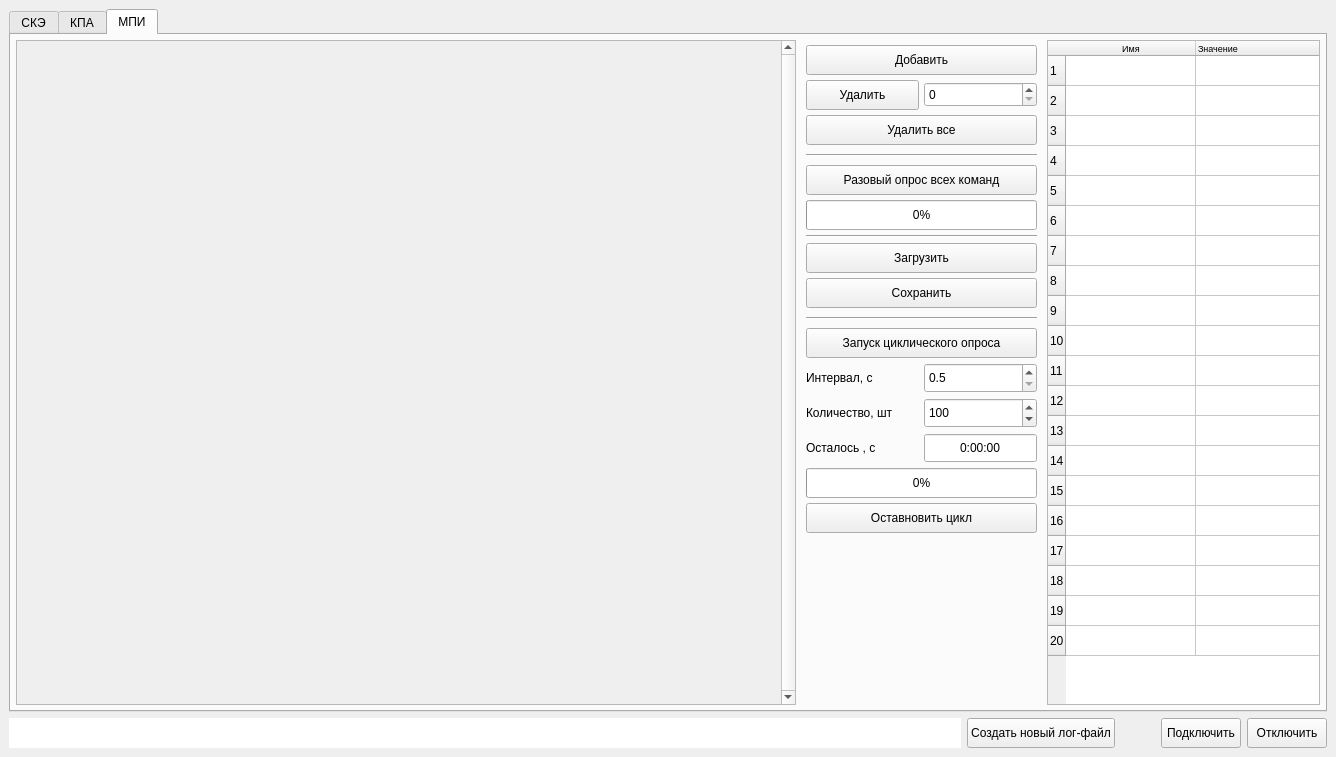
This is main_win.ui in a-styuf/kpa_be_ske_lr as Qt 5 draws it before an edit. The edited form follows.
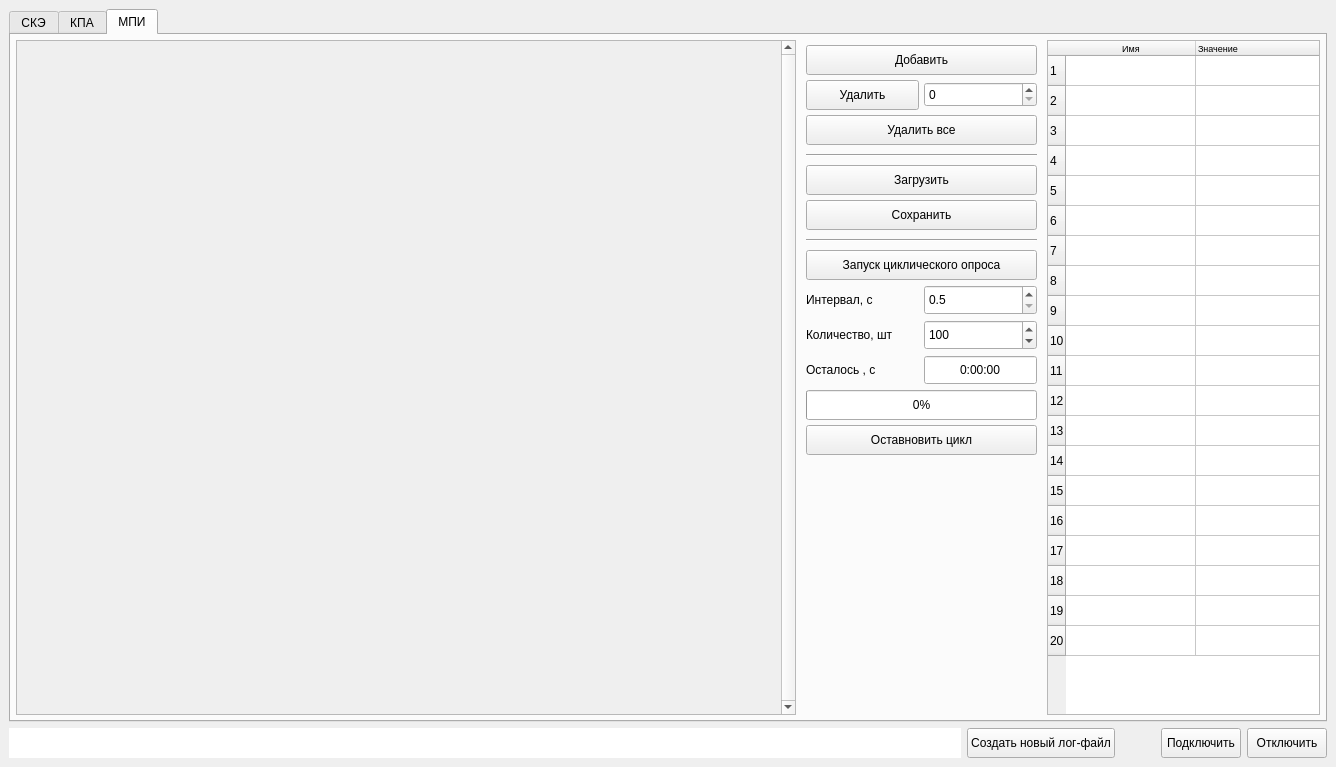
This is the edited form. The open tabs and pages were chosen to show the change.

Commit message: Переделан формат сохранения логов:   - все типы логов сохраняются в отдельную папку с датой и временем;   - Лог АЦП имеет расширение файла *.csv.   - Введена проверка CRC16 для лога МКО.   - Убрана возможность разового прохода по набору МКО-юнитов (дублируется с циклическим опросом)

```diff
--- a/main_win.ui
+++ b/main_win.ui
@@ -7,7 +7,7 @@
     <x>0</x>
     <y>0</y>
     <width>1336</width>
-    <height>757</height>
+    <height>767</height>
    </rect>
   </property>
   <property name="windowTitle">
@@ -2374,7 +2374,7 @@
              <x>0</x>
              <y>0</y>
              <width>761</width>
-             <height>548</height>
+             <height>656</height>
             </rect>
            </property>
           </widget>
@@ -2410,53 +2410,7 @@
             </property>
            </widget>
           </item>
-          <item row="3" column="0" colspan="2">
-           <widget class="Line" name="line_2">
-            <property name="minimumSize">
-             <size>
-              <width>130</width>
-              <height>10</height>
-             </size>
-            </property>
-            <property name="orientation">
-             <enum>Qt::Horizontal</enum>
-            </property>
-           </widget>
-          </item>
-          <item row="4" column="0" colspan="2">
-           <widget class="QPushButton" name="mkoPollingPButt">
-            <property name="minimumSize">
-             <size>
-              <width>0</width>
-              <height>30</height>
-             </size>
-            </property>
-            <property name="text">
-             <string>Разовый опрос всех команд</string>
-            </property>
-           </widget>
-          </item>
           <item row="5" column="0" colspan="2">
-           <widget class="QProgressBar" name="mkoPollingPBar">
-            <property name="minimumSize">
-             <size>
-              <width>0</width>
-              <height>30</height>
-             </size>
-            </property>
-            <property name="value">
-             <number>0</number>
-            </property>
-           </widget>
-          </item>
-          <item row="6" column="0" colspan="2">
-           <widget class="Line" name="line_5">
-            <property name="orientation">
-             <enum>Qt::Horizontal</enum>
-            </property>
-           </widget>
-          </item>
-          <item row="8" column="0" colspan="2">
            <widget class="QPushButton" name="SaveCfgPButt">
             <property name="sizePolicy">
              <sizepolicy hsizetype="Expanding" vsizetype="Fixed">
@@ -2475,6 +2429,19 @@
             </property>
            </widget>
           </item>
+          <item row="3" column="0" colspan="2">
+           <widget class="Line" name="line_5">
+            <property name="minimumSize">
+             <size>
+              <width>0</width>
+              <height>10</height>
+             </size>
+            </property>
+            <property name="orientation">
+             <enum>Qt::Horizontal</enum>
+            </property>
+           </widget>
+          </item>
           <item row="2" column="0" colspan="2">
            <widget class="QPushButton" name="DltAllUnitsPButt">
             <property name="sizePolicy">
@@ -2513,18 +2480,18 @@
             </property>
            </widget>
           </item>
-          <item row="9" column="0" colspan="2">
-           <widget class="Line" name="line_6">
-            <property name="minimumSize">
+          <item row="15" column="0" colspan="2">
+           <spacer name="verticalSpacer">
+            <property name="orientation">
+             <enum>Qt::Vertical</enum>
+            </property>
+            <property name="sizeHint" stdset="0">
              <size>
-              <width>0</width>
-              <height>10</height>
+              <width>231</width>
+              <height>13</height>
              </size>
             </property>
-            <property name="orientation">
-             <enum>Qt::Horizontal</enum>
-            </property>
-           </widget>
+           </spacer>
           </item>
           <item row="0" column="0" colspan="2">
            <widget class="QPushButton" name="AddUnitPButt">
@@ -2545,7 +2512,7 @@
             </property>
            </widget>
           </item>
-          <item row="7" column="0" colspan="2">
+          <item row="4" column="0" colspan="2">
            <widget class="QPushButton" name="LoadCfgPButt">
             <property name="sizePolicy">
              <sizepolicy hsizetype="Expanding" vsizetype="Fixed">
@@ -2564,7 +2531,7 @@
             </property>
            </widget>
           </item>
-          <item row="11" column="0" colspan="2">
+          <item row="8" column="0" colspan="2">
            <widget class="QPushButton" name="cycleStartPButt">
             <property name="minimumSize">
              <size>
@@ -2577,33 +2544,20 @@
             </property>
            </widget>
           </item>
-          <item row="18" column="0" colspan="2">
-           <spacer name="verticalSpacer">
-            <property name="orientation">
-             <enum>Qt::Vertical</enum>
-            </property>
-            <property name="sizeHint" stdset="0">
-             <size>
-              <width>231</width>
-              <height>13</height>
-             </size>
-            </property>
-           </spacer>
-          </item>
-          <item row="14" column="0">
-           <widget class="QLabel" name="cycleNumLabel">
+          <item row="6" column="0" colspan="2">
+           <widget class="Line" name="line_6">
             <property name="minimumSize">
              <size>
               <width>0</width>
-              <height>30</height>
+              <height>10</height>
              </size>
             </property>
-            <property name="text">
-             <string>Количество, шт</string>
+            <property name="orientation">
+             <enum>Qt::Horizontal</enum>
             </property>
            </widget>
           </item>
-          <item row="13" column="0">
+          <item row="10" column="0">
            <widget class="QLabel" name="cycleIntervalLabel">
             <property name="minimumSize">
              <size>
@@ -2616,7 +2570,45 @@
             </property>
            </widget>
           </item>
-          <item row="15" column="1">
+          <item row="10" column="1">
+           <widget class="QDoubleSpinBox" name="cycleIntervalSBox">
+            <property name="minimumSize">
+             <size>
+              <width>0</width>
+              <height>30</height>
+             </size>
+            </property>
+            <property name="decimals">
+             <number>1</number>
+            </property>
+            <property name="minimum">
+             <double>0.500000000000000</double>
+            </property>
+            <property name="maximum">
+             <double>100000.000000000000000</double>
+            </property>
+            <property name="singleStep">
+             <double>0.100000000000000</double>
+            </property>
+            <property name="value">
+             <double>0.500000000000000</double>
+            </property>
+           </widget>
+          </item>
+          <item row="11" column="0">
+           <widget class="QLabel" name="cycleNumLabel">
+            <property name="minimumSize">
+             <size>
+              <width>0</width>
+              <height>30</height>
+             </size>
+            </property>
+            <property name="text">
+             <string>Количество, шт</string>
+            </property>
+           </widget>
+          </item>
+          <item row="12" column="1">
            <widget class="QTimeEdit" name="cycleElapsedTimeTEdit">
             <property name="minimumSize">
              <size>
@@ -2635,45 +2627,7 @@
             </property>
            </widget>
           </item>
-          <item row="13" column="1">
-           <widget class="QDoubleSpinBox" name="cycleIntervalSBox">
-            <property name="minimumSize">
-             <size>
-              <width>0</width>
-              <height>30</height>
-             </size>
-            </property>
-            <property name="decimals">
-             <number>1</number>
-            </property>
-            <property name="minimum">
-             <double>0.500000000000000</double>
-            </property>
-            <property name="maximum">
-             <double>100000.000000000000000</double>
-            </property>
-            <property name="singleStep">
-             <double>0.100000000000000</double>
-            </property>
-            <property name="value">
-             <double>0.500000000000000</double>
-            </property>
-           </widget>
-          </item>
-          <item row="16" column="0" colspan="2">
-           <widget class="QProgressBar" name="cyclePBar">
-            <property name="minimumSize">
-             <size>
-              <width>0</width>
-              <height>30</height>
-             </size>
-            </property>
-            <property name="value">
-             <number>0</number>
-            </property>
-           </widget>
-          </item>
-          <item row="15" column="0">
+          <item row="12" column="0">
            <widget class="QLabel" name="cycleFullTimeLabel">
             <property name="minimumSize">
              <size>
@@ -2686,7 +2640,20 @@
             </property>
            </widget>
           </item>
-          <item row="14" column="1">
+          <item row="14" column="0" colspan="2">
+           <widget class="QPushButton" name="cycleStopPButt">
+            <property name="minimumSize">
+             <size>
+              <width>0</width>
+              <height>30</height>
+             </size>
+            </property>
+            <property name="text">
+             <string>Оставновить цикл</string>
+            </property>
+           </widget>
+          </item>
+          <item row="11" column="1">
            <widget class="QSpinBox" name="cycleNumSBox">
             <property name="minimumSize">
              <size>
@@ -2705,16 +2672,16 @@
             </property>
            </widget>
           </item>
-          <item row="17" column="0" colspan="2">
-           <widget class="QPushButton" name="cycleStopPButt">
+          <item row="13" column="0" colspan="2">
+           <widget class="QProgressBar" name="cyclePBar">
             <property name="minimumSize">
              <size>
               <width>0</width>
               <height>30</height>
              </size>
             </property>
-            <property name="text">
-             <string>Оставновить цикл</string>
+            <property name="value">
+             <number>0</number>
             </property>
            </widget>
           </item>
```
Left out of the diff: 2 changed lines with no effect on the pictures. The commit also changes 6 other files.
